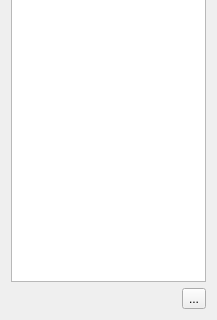
Qt form client/src/faculty/facultypanel.ui (rainovskyqt/teacher_plan) before a commit; both pictures show x 0 to 217 and y 341 to 661 of the 217 by 661 pixel window.
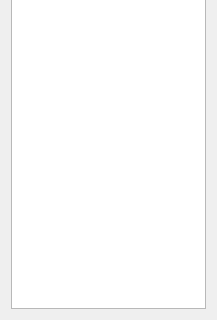
The same form after that commit. Icons and pictures are not drawn.

What changed in the file:
```diff
--- a/client/src/faculty/facultypanel.ui
+++ b/client/src/faculty/facultypanel.ui
@@ -47,34 +47,6 @@
    <item>
     <widget class="QTreeView" name="tree_plans"/>
    </item>
-   <item>
-    <layout class="QHBoxLayout" name="horizontalLayout">
-     <item>
-      <spacer name="horizontalSpacer">
-       <property name="orientation">
-        <enum>Qt::Horizontal</enum>
-       </property>
-       <property name="sizeHint" stdset="0">
-        <size>
-         <width>40</width>
-         <height>20</height>
-        </size>
-       </property>
-      </spacer>
-     </item>
-     <item>
-      <widget class="QToolButton" name="btn_addUser">
-       <property name="text">
-        <string>...</string>
-       </property>
-       <property name="icon">
-        <iconset>
-         <normaloff>../../img/add.png</normaloff>../../img/add.png</iconset>
-       </property>
-      </widget>
-     </item>
-    </layout>
-   </item>
   </layout>
  </widget>
  <resources/>
```
